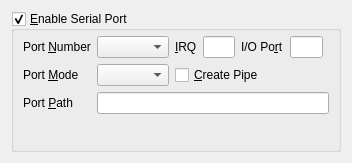
Old version of the form vbox/src/VBox/Frontends/VirtualBox4/ui/VBoxVMSettingsSerial.ui in the repository jljuxgm/vboxgit.
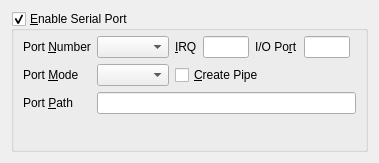
New version of the form.

Patch:
```diff
--- a/vbox/src/VBox/Frontends/VirtualBox4/ui/VBoxVMSettingsSerial.ui
+++ b/vbox/src/VBox/Frontends/VirtualBox4/ui/VBoxVMSettingsSerial.ui
@@ -22,7 +22,7 @@
    <rect>
     <x>0</x>
     <y>0</y>
-    <width>352</width>
+    <width>379</width>
     <height>163</height>
    </rect>
   </property>
```
